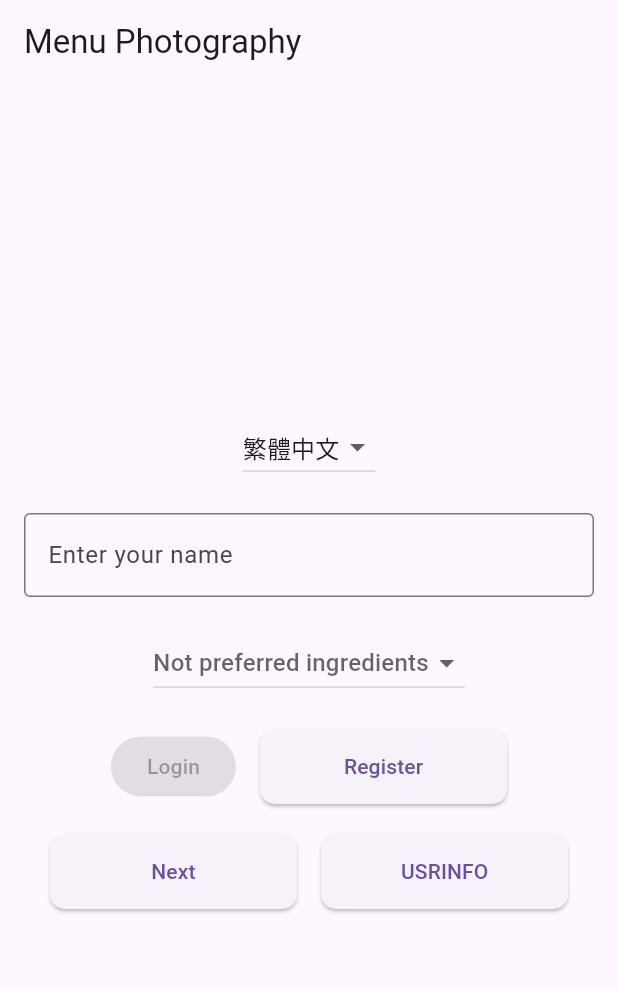
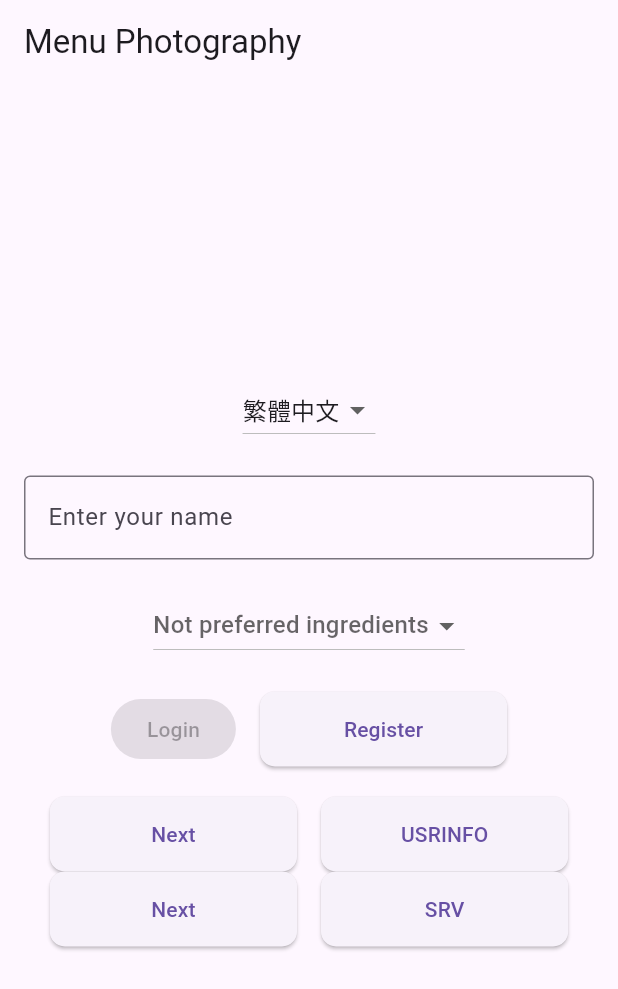
Before and after one commit to neomichael/teampro4, a Flutter app: the screen it shows after launch, on a phone screen of 412 x 824 dp. Shown: the top 989 px of the screen. Run offline on Flutter 3.47's test engine with Material 3 defaults, Android fonts, the phone set to English and light mode, and no system bars; our stand-ins replace image_gallery_saver, image_picker, sqflite; missing offline and left inert: mongo_dart; accounts and stored records are empty; generated files the repository leaves out were written again.

Commit message:
new button created for testing

```diff
--- a/lib/entrance_page.dart
+++ b/lib/entrance_page.dart
@@ -255,6 +255,50 @@ class _EntrancePageState extends State<EntrancePage> {
                     ),
                   ],
                 ),
+                Row(
+                  mainAxisAlignment: MainAxisAlignment.center,
+                  children: [
+                    ElevatedButton(
+                      onPressed: () {
+                        Navigator.push(
+                          context,
+                          MaterialPageRoute(
+                            builder: (context) => PhotoTakingScreen(
+                              onImageSaved: (dynamic image) {
+                                // Handle saved image
+                              },
+                            ),
+                          ),
+                        );
+                      },
+                      child: Text(AppLocalizations.of(context)!.next),
+                      style: ElevatedButton.styleFrom(
+                        minimumSize: Size(buttonWidth, 50),
+                        shape: RoundedRectangleBorder(
+                          borderRadius: BorderRadius.circular(10),
+                        ),
+                      ),
+                    ),
+                    SizedBox(width: 16),
+                    ElevatedButton(
+                      onPressed: () {
+                        Navigator.push(
+                          context,
+                          MaterialPageRoute(
+                            builder: (context) => UserInfoPage(userInfo: widget.userInfo),
+                          ),
+                        );
+                      },
+                      child: Text('SRV', style: TextStyle(fontSize: 14)),
+                      style: ElevatedButton.styleFrom(
+                        minimumSize: Size(buttonWidth, 50),
+                        shape: RoundedRectangleBorder(
+                          borderRadius: BorderRadius.circular(10),
+                        ),
+                      ),
+                    ),
+                  ],
+                ),
               ],
             ),
           ),
--- a/lib/main.dart
+++ b/lib/main.dart
@@ -1,9 +1,6 @@
 import 'package:flutter/material.dart';
-import 'package:flutter_localizations/flutter_localizations.dart';
 import 'package:flutter_gen/gen_l10n/app_localizations.dart';
 import 'entrance_page.dart';
-import 'registration_page.dart';
-import 'photo_taking.dart';
 import 'dart:io';
 import 'package:path_provider/path_provider.dart';
 
--- a/lib/registration_page.dart
+++ b/lib/registration_page.dart
@@ -1,7 +1,5 @@
 import 'package:flutter/material.dart';
 import 'package:flutter_gen/gen_l10n/app_localizations.dart';
-import 'dart:io';
-import 'package:path_provider/path_provider.dart';
 import 'api_helper.dart';
 import 'csv_helper.dart';
 
--- a/pubspec.yaml
+++ b/pubspec.yaml
@@ -20,6 +20,9 @@ dependencies:
   sqflite: ^2.2.8+4
   http: ^1.2.2
 
+  # sqljocky5: 2.0.0
+  path: any
+  mongo_dart: any
 flutter:
   uses-material-design: true
   generate: true
```
Also changed, not shown: analysis_options.yaml (added, +28 -0 lines), lib/azure_sql_helper.dart (+38 -56 lines), pubspec.lock.
